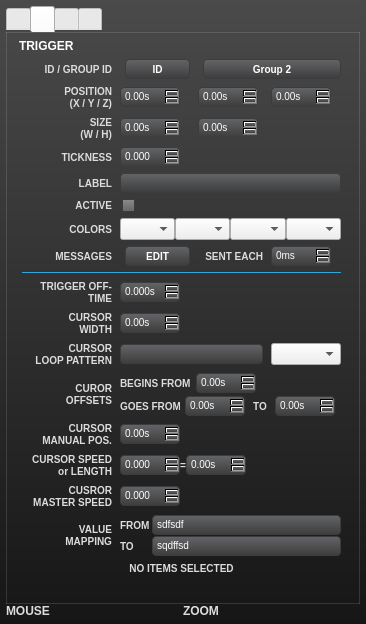
First picture: the form in uiinspector.ui, repository buzzinglight/IanniX, before the edit.
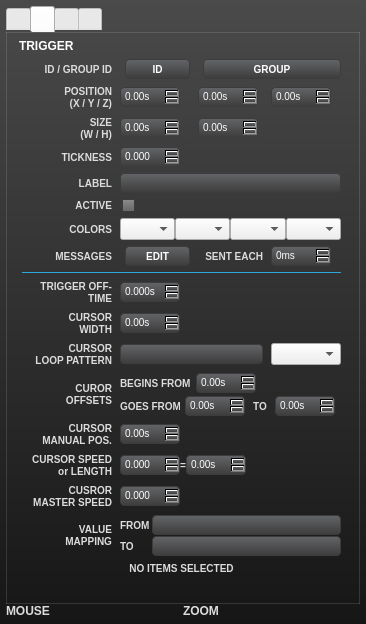
Second picture: the form after the edit. The open tabs and pages were chosen to show the change. Icons and pictures are not drawn.

Patch:
```diff
--- a/uiinspector.ui
+++ b/uiinspector.ui
@@ -1182,7 +1182,7 @@
                  <string>Type values separated by spaces</string>
                 </property>
                 <property name="text">
-                 <string>sdfsdf</string>
+                 <string/>
                 </property>
                </widget>
               </item>
@@ -1211,7 +1211,7 @@
                  <string>Type values separated by spaces</string>
                 </property>
                 <property name="text">
-                 <string>sqdffsd</string>
+                 <string/>
                 </property>
                </widget>
               </item>
@@ -1242,7 +1242,7 @@
                <string notr="true">font: bold;</string>
               </property>
               <property name="text">
-               <string>Group 2</string>
+               <string>GROUP</string>
               </property>
              </widget>
             </item>
```
Left out of the diff: 128 changed lines with no effect on the pictures.
